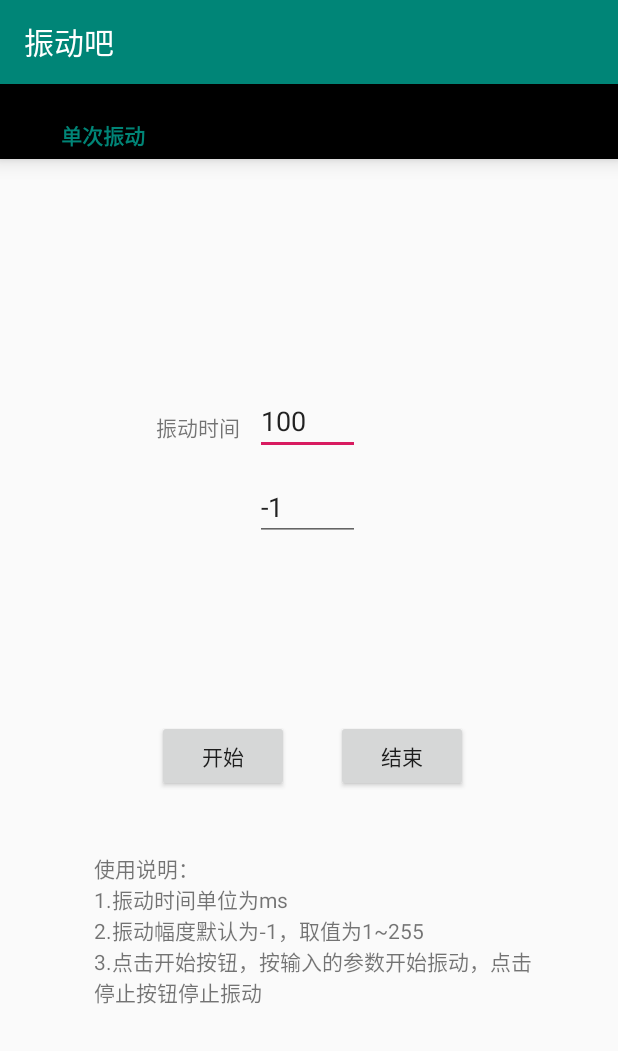
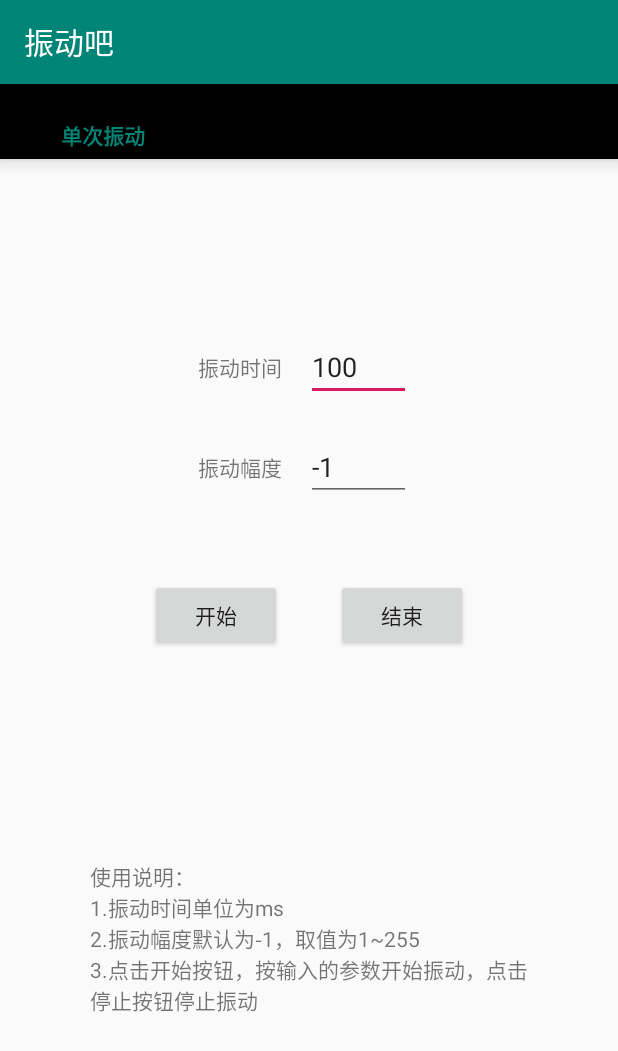
Before and after one commit to w-g-b/VibratorApp, an Android app: the screen it shows after launch (MainActivity), on a phone screen of 412 x 824 dp. Shown: the top 1051 px of the screen. Run offline under Robolectric (Android 15) with nearby library versions, the phone set to English and light mode, and no system bars; our stand-ins replace ButterKnife.

Commit message:
规范约束布局的使用

```diff
--- a/app/build.gradle
+++ b/app/build.gradle
@@ -28,6 +28,7 @@ dependencies {
   implementation 'androidx.appcompat:appcompat:1.0.2'
   implementation 'com.android.support.constraint:constraint-layout:1.1.3'
   implementation 'com.android.support:design:28.0.0'
+  implementation 'androidx.constraintlayout:constraintlayout:1.1.3'
   testImplementation 'junit:junit:4.12'
   androidTestImplementation 'com.android.support.test:runner:1.0.2'
   androidTestImplementation 'com.android.support.test.espresso:espresso-core:3.0.2'
@@ -36,6 +37,6 @@ dependencies {
   implementation 'org.greenrobot:greendao:3.2.2'
   implementation 'androidx.recyclerview:recyclerview:1.0.0'
 }
-greendao{
+greendao {
   schemaVersion 5
 }
--- a/app/src/main/AndroidManifest.xml
+++ b/app/src/main/AndroidManifest.xml
@@ -4,6 +4,7 @@
     package="com.gb.vibrator">
 
     <uses-permission android:name="android.permission.VIBRATE" />
+
     <application
         android:name=".util.MyApplication"
         android:allowBackup="true"
@@ -12,6 +13,7 @@
         android:supportsRtl="true"
         android:theme="@style/AppTheme"
         tools:ignore="GoogleAppIndexingWarning">
+      <activity android:name=".TestActivity"></activity>
       <activity android:name=".MainActivity">
         <intent-filter>
           <action android:name="android.intent.action.MAIN" />
--- a/app/src/main/res/layout/fragment_single_vibrator.xml
+++ b/app/src/main/res/layout/fragment_single_vibrator.xml
@@ -10,79 +10,63 @@
       android:id="@+id/start_btn"
       android:layout_width="wrap_content"
       android:layout_height="wrap_content"
-      android:layout_marginBottom="296dp"
-      android:layout_marginEnd="8dp"
-      android:layout_marginStart="8dp"
-      android:layout_marginTop="8dp"
+      android:layout_marginStart="40dp"
+      android:layout_marginTop="52dp"
       android:text="开始"
-      app:layout_constraintBottom_toBottomOf="parent"
-      app:layout_constraintEnd_toStartOf="@+id/stop_btn"
-      app:layout_constraintHorizontal_bias="0.806"
-      app:layout_constraintStart_toStartOf="parent"
+      app:layout_constraintStart_toStartOf="@+id/textView3"
       app:layout_constraintTop_toBottomOf="@+id/vibrator_amplitude_edt"
-      app:layout_constraintVertical_bias="1.0"
       />
   <Button
       android:id="@+id/stop_btn"
       android:layout_width="wrap_content"
       android:layout_height="wrap_content"
-      android:layout_marginBottom="296dp"
-      android:layout_marginEnd="100dp"
-      android:layout_marginTop="8dp"
+      android:layout_marginEnd="40dp"
       android:text="结束"
-      app:layout_constraintBottom_toBottomOf="parent"
-      app:layout_constraintEnd_toEndOf="parent"
-      app:layout_constraintTop_toBottomOf="@+id/vibrator_amplitude_edt"
-      app:layout_constraintVertical_bias="1.0"
+      app:layout_constraintBottom_toBottomOf="@+id/start_btn"
+      app:layout_constraintEnd_toEndOf="@+id/textView3"
+      app:layout_constraintTop_toTopOf="@+id/start_btn"
+      app:layout_constraintVertical_bias="0.0"
       />
 
   <TextView
       android:id="@+id/textView3"
       android:layout_width="wrap_content"
       android:layout_height="wrap_content"
-      android:layout_marginBottom="152dp"
-      android:layout_marginEnd="8dp"
+      android:layout_marginEnd="16dp"
       android:layout_marginStart="16dp"
+      android:layout_marginTop="140dp"
       android:text="使用说明：\n1.振动时间单位为ms\n2.振动幅度默认为-1，取值为1~255\n3.点击开始按钮，按输入的参数开始振动，点击\n停止按钮停止振动"
-      app:layout_constraintBottom_toBottomOf="parent"
       app:layout_constraintEnd_toEndOf="parent"
-      app:layout_constraintHorizontal_bias="0.487"
       app:layout_constraintStart_toStartOf="parent"
+      app:layout_constraintTop_toBottomOf="@+id/start_btn"
       />
   <TextView
       android:id="@+id/textView"
       android:layout_width="wrap_content"
       android:layout_height="wrap_content"
-      android:layout_marginStart="104dp"
-      android:layout_marginTop="168dp"
       android:text="振动时间"
-      app:layout_constraintStart_toStartOf="parent"
-      app:layout_constraintTop_toTopOf="parent"
+      app:layout_constraintBottom_toBottomOf="@+id/vibrator_time_edt"
+      app:layout_constraintStart_toStartOf="@+id/textView2"
+      app:layout_constraintTop_toTopOf="@+id/vibrator_time_edt"
       />
   <TextView
       android:id="@+id/textView2"
       android:layout_width="wrap_content"
       android:layout_height="wrap_content"
-      android:layout_marginBottom="8dp"
-      android:layout_marginStart="104dp"
-      android:layout_marginTop="252dp"
+      android:layout_marginStart="32dp"
       android:text="振动幅度"
       app:layout_constraintBottom_toBottomOf="@+id/vibrator_amplitude_edt"
-      app:layout_constraintStart_toStartOf="parent"
-      app:layout_constraintTop_toBottomOf="@+id/textView"
-      app:layout_constraintVertical_bias="0.985"
+      app:layout_constraintStart_toStartOf="@+id/start_btn"
+      app:layout_constraintTop_toTopOf="@+id/vibrator_amplitude_edt"
       />
   <EditText
       android:id="@+id/vibrator_time_edt"
       android:layout_width="70dp"
       android:layout_height="wrap_content"
-      android:layout_marginEnd="8dp"
-      android:layout_marginStart="8dp"
-      android:layout_marginTop="152dp"
+      android:layout_marginStart="16dp"
+      android:layout_marginTop="116dp"
       android:ems="10"
       android:inputType="number"
-      app:layout_constraintEnd_toEndOf="parent"
-      app:layout_constraintHorizontal_bias="0.012"
       app:layout_constraintStart_toEndOf="@+id/textView"
       app:layout_constraintTop_toTopOf="parent"
       />
@@ -90,17 +74,12 @@
       android:id="@+id/vibrator_amplitude_edt"
       android:layout_width="70dp"
       android:layout_height="wrap_content"
-      android:layout_marginBottom="48dp"
-      android:layout_marginEnd="8dp"
-      android:layout_marginStart="8dp"
-      android:layout_marginTop="12dp"
+      android:layout_marginStart="16dp"
+      android:layout_marginTop="21dp"
       android:ems="10"
       android:inputType="number"
-      app:layout_constraintBottom_toTopOf="@+id/start_wave_btn"
-      app:layout_constraintEnd_toEndOf="parent"
-      app:layout_constraintHorizontal_bias="0.012"
+      app:layout_constraintEnd_toEndOf="@+id/vibrator_time_edt"
       app:layout_constraintStart_toEndOf="@+id/textView2"
       app:layout_constraintTop_toBottomOf="@+id/vibrator_time_edt"
-      app:layout_constraintVertical_bias="0.073"
       />
 </androidx.constraintlayout.widget.ConstraintLayout>
```
Also changed, not shown: app/src/main/java/com/gb/vibrator/TestActivity.java (added, +12 -0 lines), app/src/main/res/layout/activity_test.xml (added, +79 -0 lines), app/src/main/res/layout/fragment_wave_vibrator.xml (+13 -23 lines). Lines whose indentation alone changed are shown as unchanged.
